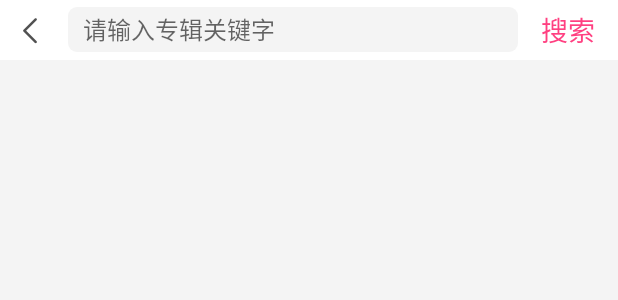
After one commit to tractors/Himalaya, an Android app: the layout activity_search.xml on its own in the app's theme, with its tools: preview values and no code run, on a phone screen of 412 x 824 dp. The commit adds this screen. Shown: the top 300 px of the screen. Run offline under Robolectric (Android 15) with nearby library versions, the phone set to English and light mode, and no system bars.

Commit message:
search UI complete

```diff
--- a/app/src/main/java/com/will/himalaya/fragment/RecommendFragment.java
+++ b/app/src/main/java/com/will/himalaya/fragment/RecommendFragment.java
@@ -1,12 +1,12 @@
 package com.will.himalaya.fragment;
 
-import android.content.Intent;
 import android.support.v7.widget.LinearLayoutManager;
 import android.support.v7.widget.RecyclerView;
 import android.view.LayoutInflater;
 import android.view.View;
 import android.view.ViewGroup;
 
+import com.lcodecore.tkrefreshlayout.TwinklingRefreshLayout;
 import com.will.himalaya.R;
 import com.will.himalaya.activity.DetailActivity;
 import com.will.himalaya.adapter.BaseAdapterT;
@@ -68,6 +68,9 @@ public class RecommendFragment extends BaseFragment implements IRecommendViewCal
         mRecommendRv = mRootView.findViewById(R.id.recommend_list);
         LinearLayoutManager linearLayoutManager = new LinearLayoutManager(getContext());
         linearLayoutManager.setOrientation(LinearLayoutManager.VERTICAL);
+
+        TwinklingRefreshLayout twinklingRefreshLayout = mRootView.findViewById(R.id.over_scroll_view);
+        twinklingRefreshLayout.setPureScrollModeOn();
 
         mRecommendRv.setLayoutManager(linearLayoutManager);
 
--- /dev/null
+++ b/app/src/main/res/drawable/selector_back_btn.xml
@@ -0,0 +1,5 @@
+<?xml version="1.0" encoding="utf-8"?>
+<selector xmlns:android="http://schemas.android.com/apk/res/android">
+    <item android:drawable="@mipmap/back_icon_press" android:state_pressed="true"/>
+    <item android:drawable="@mipmap/back_icon_normal"/>
+</selector>
--- /dev/null
+++ b/app/src/main/res/drawable/shape_edit_text_bg.xml
@@ -0,0 +1,9 @@
+<?xml version="1.0" encoding="utf-8"?>
+<shape xmlns:android="http://schemas.android.com/apk/res/android"
+     android:shape="rectangle">
+
+    <corners android:radius="6dp"/>
+    <solid android:color="#fff4f4f4"/>
+    <size android:height="30dp"
+         android:width="275dp"/>
+</shape>
--- /dev/null
+++ b/app/src/main/res/drawable/shape_edit_text_cursor.xml
@@ -0,0 +1,7 @@
+<?xml version="1.0" encoding="utf-8"?>
+<shape xmlns:android="http://schemas.android.com/apk/res/android"
+    android:shape="rectangle">
+
+    <size android:width="2dp"/>
+    <solid android:color="@color/sub_text_title"/>
+</shape>
--- a/app/src/main/res/layout/activity_main.xml
+++ b/app/src/main/res/layout/activity_main.xml
@@ -21,6 +21,7 @@
             android:layout_weight="1"
             android:layout_height="match_parent">
             <ImageView
+                android:id="@+id/search_btn"
                 android:layout_width="15dp"
                 android:layout_height="15dp"
                 android:layout_centerInParent="true"
@@ -68,14 +69,14 @@
                 android:singleLine="true"
                 android:ellipsize="marquee"
                 android:marqueeRepeatLimit="marquee_forever"
-                android:text="我是大标题"/>
+                android:text="@string/listener_as_you_like_text"/>
             <TextView
                 android:id="@+id/main_sub_title"
                 android:layout_width="wrap_content"
                 android:layout_height="wrap_content"
                 android:textSize="14sp"
                 android:textColor="#7f7f7f"
-                android:text="作者名称"/>
+                android:text="@string/app_name"/>
         </LinearLayout>
 
         <ImageView
--- /dev/null
+++ b/app/src/main/res/layout/activity_search.xml
@@ -0,0 +1,50 @@
+<?xml version="1.0" encoding="utf-8"?>
+<LinearLayout xmlns:android="http://schemas.android.com/apk/res/android"
+    xmlns:app="http://schemas.android.com/apk/res-auto"
+    xmlns:tools="http://schemas.android.com/tools"
+    android:layout_width="match_parent"
+    android:layout_height="match_parent"
+    android:background="#fff4f4f4"
+    android:orientation="vertical">
+
+    <LinearLayout
+        android:background="@color/white"
+        android:layout_width="match_parent"
+        android:layout_height="40dp"
+        android:gravity="center_vertical"
+        android:orientation="horizontal">
+        <ImageView
+            android:padding="10dp"
+            android:layout_width="40dp"
+            android:layout_height="40dp"
+            android:layout_marginRight="5dp"
+            android:src="@drawable/selector_back_btn"/>
+        <EditText
+            android:paddingLeft="10dp"
+            android:textSize="16sp"
+            android:hint="请输入专辑关键字"
+            android:textCursorDrawable="@drawable/shape_edit_text_cursor"
+            android:singleLine="true"
+            android:paddingRight="10dp"
+            android:layout_width="0dp"
+            android:layout_weight="1"
+            android:layout_height="30dp"
+            android:background="@drawable/shape_edit_text_bg"/>
+        <TextView
+            android:layout_width="wrap_content"
+            android:layout_height="match_parent"
+            android:layout_marginRight="10dp"
+            android:layout_marginLeft="10dp"
+            android:gravity="center"
+            android:paddingLeft="5dp"
+            android:paddingRight="5dp"
+            android:textColor="@color/colorAccent"
+            android:textSize="18sp"
+            android:text="搜索"/>
+    </LinearLayout>
+
+    <FrameLayout
+        android:id="@+id/search_container"
+        android:layout_width="match_parent"
+        android:layout_height="match_parent"/>
+</LinearLayout>
--- a/app/src/main/res/values/strings.xml
+++ b/app/src/main/res/values/strings.xml
@@ -1,5 +1,5 @@
 <resources>
-    <string name="app_name">Himalaya</string>
+    <string name="app_name">听歌</string>
 
     <!--title-->
     <string-array name="indicator_title">
@@ -20,4 +20,5 @@
     <string name="pause_tips_text">暂停播放</string>
     <string name="stop_tips_text">停止播放</string>
     <string name="click_play_tips_text">点击播放</string>
+    <string name="listener_as_you_like_text">听歌</string>
 </resources>
```
Also changed, not shown: app/src/main/AndroidManifest.xml (+6 -3 lines), app/src/main/java/com/will/himalaya/activity/MainActivity.java (+11 -0 lines), app/src/main/java/com/will/himalaya/activity/SearchActivity.java (added, +15 -0 lines), app/src/main/java/com/will/himalaya/api/XimalayApi.java (+10 -0 lines), app/src/main/java/com/will/himalaya/interfaces/ISearchCallback.java (added, +38 -0 lines), app/src/main/java/com/will/himalaya/interfaces/ISearchPresenter.java (added, +36 -0 lines), app/src/main/java/com/will/himalaya/presenter/PlayerPresenter.java (+23 -0 lines), app/src/main/java/com/will/himalaya/presenter/SearchPresenter.java (added, +100 -0 lines), app/src/main/res/layout/fragment_recommend.xml (+11 -5 lines), app/src/main/res/mipmap-mdpi/back_icon_normal.png (added), app/src/main/res/mipmap-mdpi/back_icon_press.png (added).
